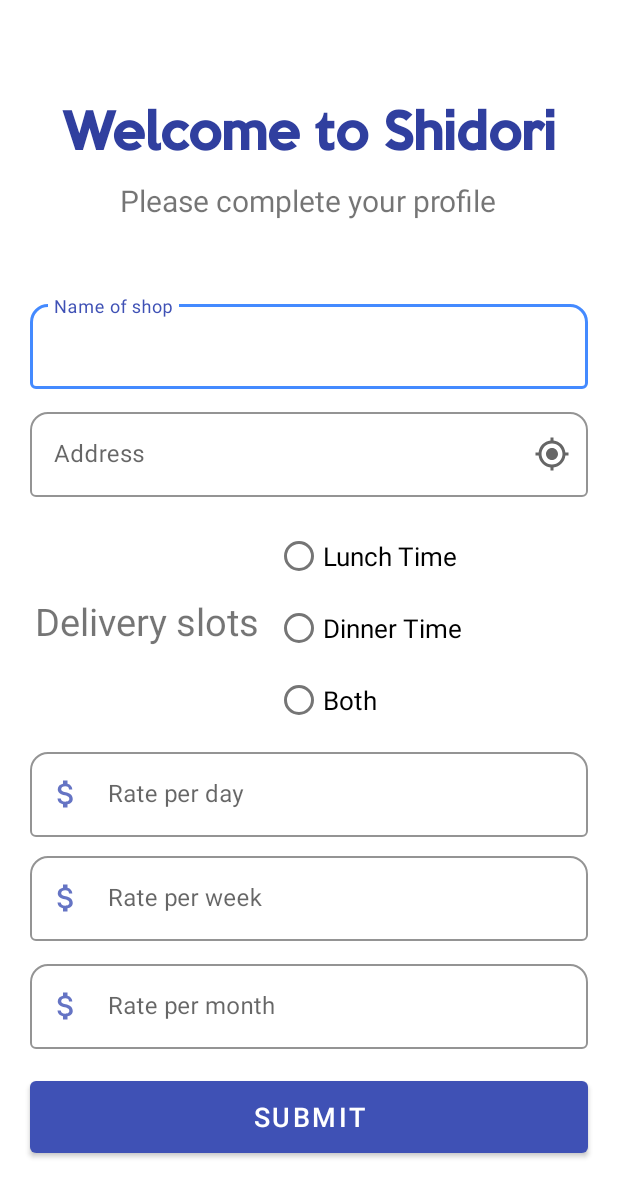
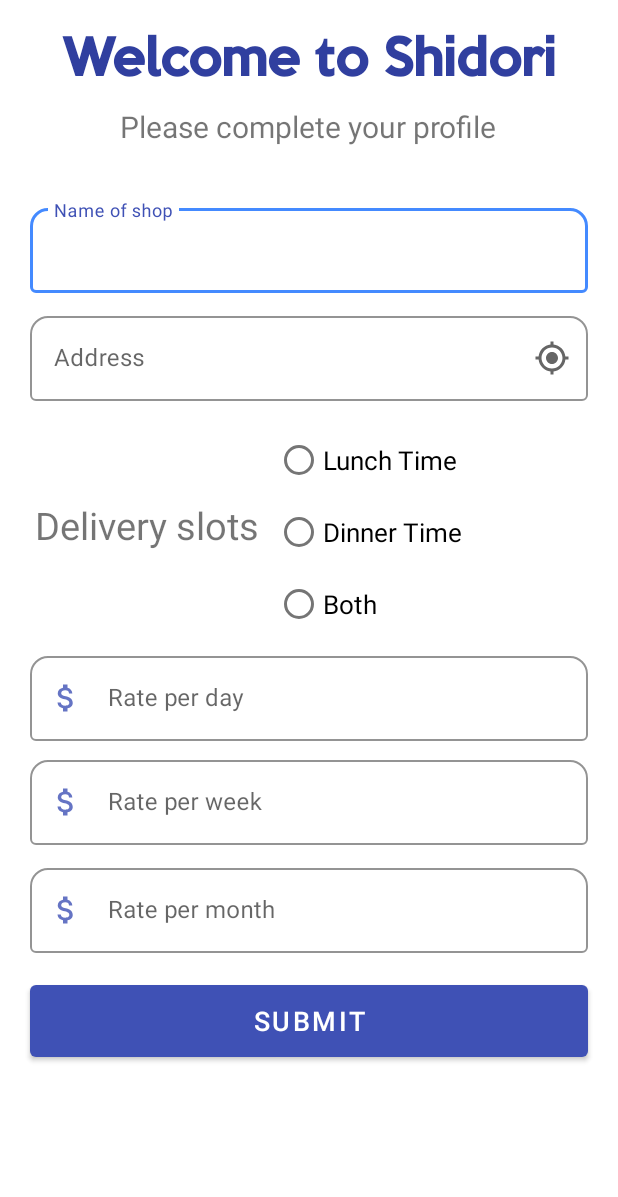
Before and after one commit to rdunlocked18/dabbaMaker, an Android app: the VendorDetails screen opened directly, with no data from a screen before it, on a phone screen of 412 x 824 dp. Shown: the top 1197 px of the screen. Run offline under Robolectric (Android 15) with nearby library versions, the phone set to English and light mode, and no system bars; our stand-ins replace Firebase (no records; nobody signed in at launch, a user with empty details on screens opened directly).

Commit message:
Vendor Details working

```diff
--- a/app/src/main/AndroidManifest.xml
+++ b/app/src/main/AndroidManifest.xml
@@ -1,6 +1,8 @@
 <?xml version="1.0" encoding="utf-8"?>
 <manifest xmlns:android="http://schemas.android.com/apk/res/android"
     package="com.rohitdaf.dabbavendor">
+
+    <uses-permission android:name="android.permission.INTERNET"/>
 
     <application
         android:allowBackup="true"
--- a/app/src/main/java/com/rohitdaf/dabbavendor/activites/SignupActivity.java
+++ b/app/src/main/java/com/rohitdaf/dabbavendor/activites/SignupActivity.java
@@ -23,6 +23,7 @@ public class SignupActivity extends AppCompatActivity {
     FirebaseAuth firebaseAuth;
     SharedPreferences pref;
     SharedPreferences.Editor editor;
+
     @Override
     protected void onCreate(Bundle savedInstanceState) {
         super.onCreate(savedInstanceState);
--- a/app/src/main/res/layout/activity_vendor_details.xml
+++ b/app/src/main/res/layout/activity_vendor_details.xml
@@ -8,38 +8,94 @@
     android:orientation="vertical"
     tools:context=".MainActivity"
     >
+    <TextView
+        android:layout_width="match_parent"
+        android:layout_height="wrap_content"
+        android:layout_margin="10dp"
+        android:fontFamily="@font/keepcalm"
+        android:gravity="center"
+        android:text="Welcome to Shidori"
+        android:textColor="@color/colorPrimaryDark"
+        android:textSize="32dp"
+        android:textStyle="bold" />
+
+    <TextView
+        android:layout_width="wrap_content"
+        android:layout_height="wrap_content"
+        android:layout_gravity="center_horizontal"
+        android:text="Please complete your profile"
+        android:textSize="20dp"
+        android:layout_marginBottom="20dp"/>
 
 
+<ScrollView
+    android:layout_width="match_parent"
+    android:layout_height="wrap_content">
     <LinearLayout
         android:layout_width="match_parent"
         android:layout_height="match_parent"
         android:gravity="center"
         android:orientation="vertical">
 
-
-        <TextView
+        <com.google.android.material.textfield.TextInputLayout
+            style="@style/Widget.MaterialComponents.TextInputLayout.OutlinedBox"
             android:layout_width="match_parent"
             android:layout_height="wrap_content"
-            android:layout_margin="10dp"
-            android:fontFamily="@font/keepcalm"
-            android:gravity="center"
-            android:text="Welcome to Shidori"
-            android:textColor="@color/colorPrimaryDark"
-            android:textSize="32dp"
-            android:textStyle="bold" />
+            android:layout_marginHorizontal="20dp"
+            android:layout_marginTop="20dp"
+            android:focusedByDefault="true"
+            android:hint="Your Name"
+            app:boxBackgroundMode="outline"
+            app:boxCornerRadiusTopEnd="12dp"
+            app:boxCornerRadiusTopStart="12dp"
+            android:visibility="gone"
+            app:boxStrokeColor="@color/colorAccent"
+            app:endIconMode="clear_text"
+            app:startIconTint="@color/colorPrimary">
 
-        <TextView
-            android:layout_width="wrap_content"
-            android:layout_height="wrap_content"
-            android:text="Please complete your profile"
-            android:textSize="20dp" />
+            <com.google.android.material.textfield.TextInputEditText
+                android:id="@+id/etVendorName"
+                android:layout_width="match_parent"
+                android:layout_height="wrap_content"
+                android:inputType="textPersonName" />
+
+
+        </com.google.android.material.textfield.TextInputLayout>
 
         <com.google.android.material.textfield.TextInputLayout
             style="@style/Widget.MaterialComponents.TextInputLayout.OutlinedBox"
             android:layout_width="match_parent"
             android:layout_height="wrap_content"
             android:layout_marginHorizontal="20dp"
-            android:layout_marginTop="50dp"
+            android:layout_marginTop="15dp"
+            android:focusedByDefault="true"
+            android:hint="Contact Number"
+            app:boxBackgroundMode="outline"
+            app:boxCornerRadiusTopEnd="12dp"
+            app:boxCornerRadiusTopStart="12dp"
+
+            app:boxStrokeColor="@color/colorAccent"
+            app:endIconMode="clear_text"
+            app:startIconTint="@color/colorPrimary"
+            android:visibility="gone">
+
+            <com.google.android.material.textfield.TextInputEditText
+                android:id="@+id/etVendorPhone"
+                android:layout_width="match_parent"
+                android:layout_height="wrap_content"
+                android:inputType="textPersonName" />
+
+
+        </com.google.android.material.textfield.TextInputLayout>
+
+
+
+        <com.google.android.material.textfield.TextInputLayout
+            style="@style/Widget.MaterialComponents.TextInputLayout.OutlinedBox"
+            android:layout_width="match_parent"
+            android:layout_height="wrap_content"
+            android:layout_marginHorizontal="20dp"
+            android:layout_marginTop="15dp"
             android:focusedByDefault="true"
             android:hint="Name of shop"
             app:boxBackgroundMode="outline"
@@ -221,4 +277,5 @@
 
 
     </LinearLayout>
+</ScrollView>
 </LinearLayout>
```
Also changed, not shown: app/src/main/java/com/rohitdaf/dabbavendor/MainActivity.java (+58 -0 lines), app/src/main/java/com/rohitdaf/dabbavendor/activites/LoginActivity.java (+9 -1 lines), app/src/main/java/com/rohitdaf/dabbavendor/activites/VendorDetails.java (+30 -6 lines), app/src/main/java/com/rohitdaf/dabbavendor/models/VendorProfileModel.java (+14 -0 lines).
